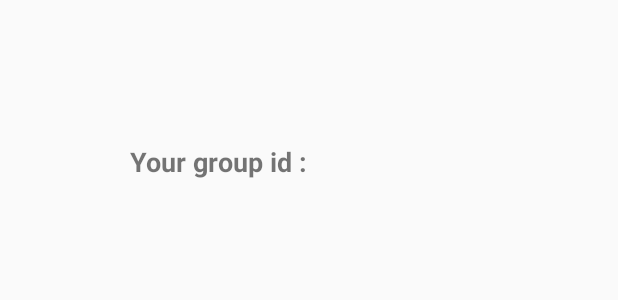
After one commit to transmission-project/y2-project, an Android app: the layout activity_group_page.xml on its own in the app's theme, with its tools: preview values and no code run, on a phone screen of 412 x 824 dp. The commit adds this screen. Shown: the top 300 px of the screen. Run offline under Robolectric (Android 15) with nearby library versions, the light colour scheme and no system bars.

Commit message:
Added the group page

```diff
--- a/android/app/src/main/AndroidManifest.xml
+++ b/android/app/src/main/AndroidManifest.xml
@@ -9,7 +9,8 @@
         android:roundIcon="@mipmap/ic_launcher_round"
         android:supportsRtl="true"
         android:theme="@style/AppTheme">
-        <activity android:name=".join_create"></activity>
+        <activity android:name=".group_page"></activity>
+        <activity android:name=".join_create" />
         <activity android:name=".Home_page" />
         <activity
             android:name=".MainActivity"
--- /dev/null
+++ b/android/app/src/main/res/layout/activity_group_page.xml
@@ -0,0 +1,27 @@
+<?xml version="1.0" encoding="utf-8"?>
+<android.support.constraint.ConstraintLayout xmlns:android="http://schemas.android.com/apk/res/android"
+    xmlns:app="http://schemas.android.com/apk/res-auto"
+    xmlns:tools="http://schemas.android.com/tools"
+    android:layout_width="match_parent"
+    android:layout_height="match_parent"
+    tools:context=".group_page">
+
+    <TextView
+        android:id="@+id/groupid"
+        android:layout_width="239dp"
+        android:layout_height="71dp"
+        android:layout_marginStart="8dp"
+        android:layout_marginLeft="8dp"
+        android:layout_marginTop="8dp"
+        android:layout_marginEnd="8dp"
+        android:layout_marginRight="8dp"
+        android:layout_marginBottom="8dp"
+        android:text="Your group id :"
+        android:textSize="18sp"
+        android:textStyle="bold"
+        app:layout_constraintBottom_toBottomOf="parent"
+        app:layout_constraintEnd_toEndOf="parent"
+        app:layout_constraintStart_toStartOf="parent"
+        app:layout_constraintTop_toTopOf="parent"
+        app:layout_constraintVertical_bias="0.119" />
+</android.support.constraint.ConstraintLayout>
```
Also changed, not shown: android/app/src/main/java/com/example/huntertalk/group_page.java (added, +21 -0 lines), android/app/src/main/java/com/example/huntertalk/join_create.java (+20 -1 lines), android/app/src/main/res/layout/activity_join_create.xml (+7 -10 lines).
